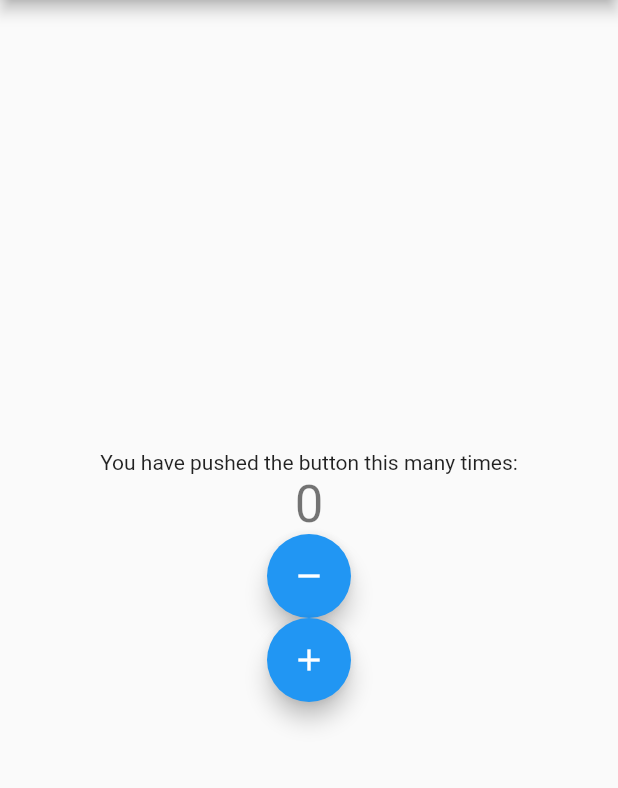
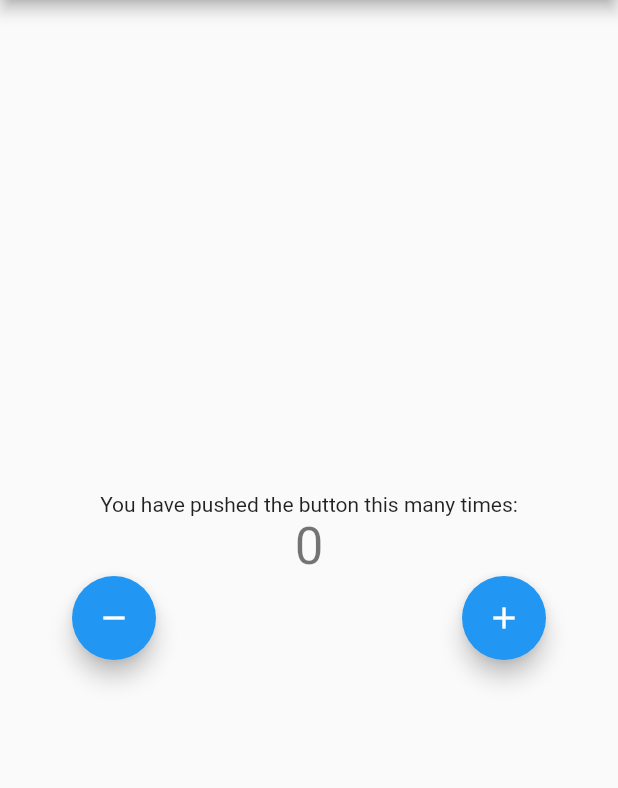
Before and after one commit to MiroGal/counter, a Flutter app: the screen it shows after launch, on a phone screen of 412 x 824 dp, the part 84-872 px from its top. Run offline on Flutter 3.47's test engine with Material 2 defaults, Android fonts, the phone set to English and light mode, and no system bars.

Commit message:
decrement_button: placed buttons

```diff
--- a/lib/page_counter.dart
+++ b/lib/page_counter.dart
@@ -29,16 +29,27 @@ class _MyHomePageState extends State<MyHomePage> {
               '$_counter',
               style: Theme.of(context).textTheme.headlineMedium,
             ),
+            Padding(
+              padding: const EdgeInsets.only(left: 24, right: 24),
+              child: Row(
+                children: [
+                  const SizedBox(width: 24),
                   FloatingActionButton(
                     onPressed: _decrementCounter,
                     tooltip: 'Decrement',
                     child: const Icon(Icons.remove),
                   ),
+                  const Spacer(),
                   FloatingActionButton(
                     onPressed: _incrementCounter,
                     tooltip: 'Increment',
                     child: const Icon(Icons.add),
-            ), ],
+                  ),
+                  const SizedBox(width: 24),
+                ],
+              ),
+            ),
+          ],
         ),
       ),
     );
```
Lines whose indentation alone changed are shown as unchanged.
